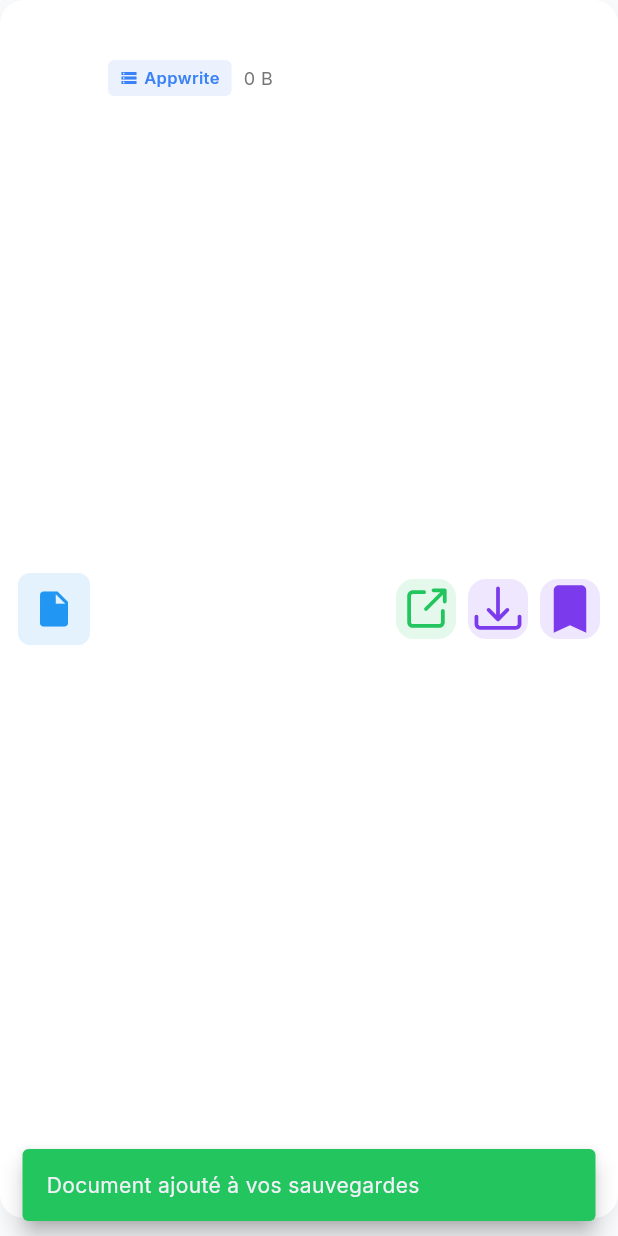
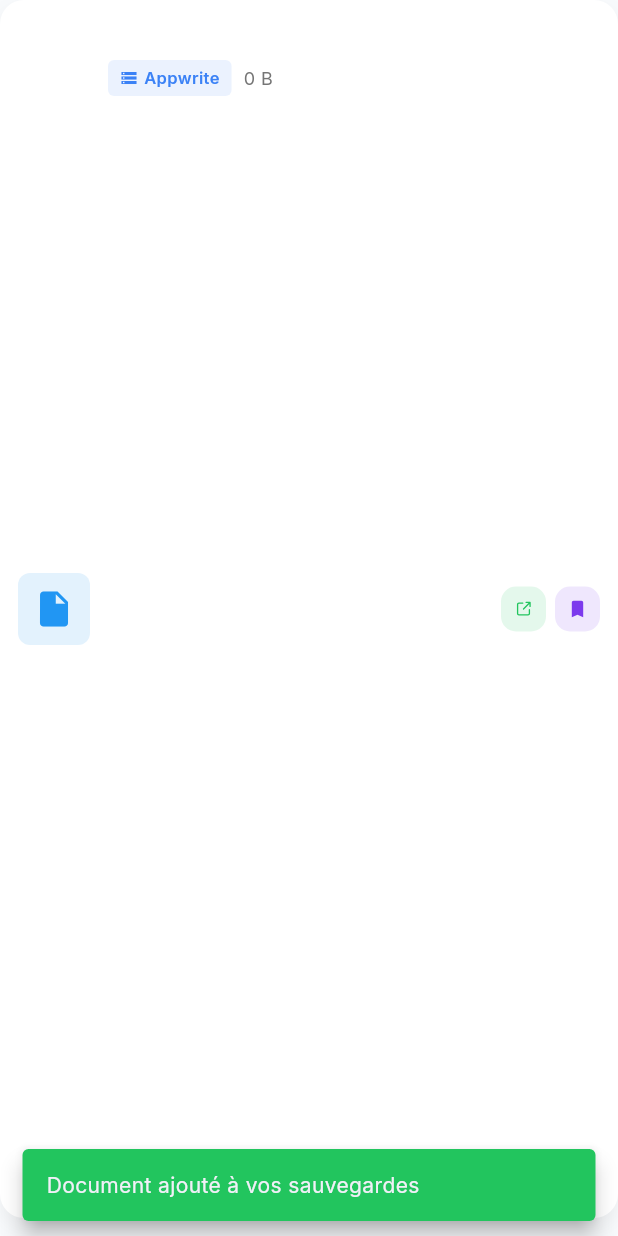
Before and after one commit to Rahim10020/docstore, a Flutter app: the UnifiedResourceListItem widget shown alone on an empty page, opened directly with empty values, after a tap on an icon or button, on a phone screen of 412 x 824 dp. Run offline on Flutter 3.47's test engine with Material 3 defaults, Android fonts, the phone set to English and light mode, and no system bars; our stand-ins replace appwrite, flutter_riverpod, flutter_svg, google_fonts, logger, share_plus and 2 more; missing offline and left inert: flutter_cached_pdfview; accounts and stored records are empty; network calls fail.

Commit message:
suppression de telechargement dans les card

```diff
--- a/lib/ui/widgets/unified_resource_list_item.dart
+++ b/lib/ui/widgets/unified_resource_list_item.dart
@@ -1,7 +1,6 @@
 import 'package:flutter/material.dart';
 import 'package:flutter_riverpod/flutter_riverpod.dart';
 import 'package:flutter_svg/flutter_svg.dart';
-import 'package:url_launcher/url_launcher.dart';
 import '../../services/unified_resource_service.dart';
 import '../../core/theme.dart';
 import '../../providers/saved_resources_provider.dart';
@@ -76,23 +75,13 @@ class UnifiedResourceListItem extends ConsumerWidget {
               _ActionChip(
                 iconWidget: SvgPicture.asset(
                   'assets/icons/view.svg',
-                  width: 20,
-                  height: 20,
+                  width: 14,
+                  height: 14,
                 ),
                 color: AppTheme.successColor,
                 onTap: () => _handleView(context),
               ),
-              const SizedBox(width: 8),
-              _ActionChip(
-                iconWidget: SvgPicture.asset(
-                  'assets/icons/download.svg',
-                  width: 20,
-                  height: 20,
-                ),
-                color: AppTheme.primaryPurple,
-                onTap: () => _handleDownload(context),
-              ),
-              const SizedBox(width: 8),
+              const SizedBox(width: 6),
               _SaveActionChip(
                 resourceId: resource.id,
                 isSaved: ref
@@ -200,24 +189,6 @@ class UnifiedResourceListItem extends ConsumerWidget {
     }
   }
 
-  /// Gère le téléchargement du fichier
-  Future<void> _handleDownload(BuildContext context) async {
-    try {
-      final uri = Uri.parse(resource.downloadUrl);
-      if (await canLaunchUrl(uri)) {
-        await launchUrl(uri, mode: LaunchMode.externalApplication);
-      } else {
-        if (context.mounted) {
-          _showErrorSnackBar(context, 'Impossible de télécharger le fichier');
-        }
-      }
-    } catch (e) {
-      if (context.mounted) {
-        _showErrorSnackBar(context, 'Erreur lors du téléchargement');
-      }
-    }
-  }
-
   /// Affiche un message d'erreur
   void _showErrorSnackBar(BuildContext context, String message) {
     ScaffoldMessenger.of(context).showSnackBar(
@@ -263,15 +234,17 @@ class _ActionChip extends StatelessWidget {
     return GestureDetector(
       onTap: onTap,
       child: Container(
-        width: 40,
-        height: 40,
+        width: 30,
+        height: 30,
         decoration: BoxDecoration(
           color: color.withValues(alpha: 0.12),
-          borderRadius: BorderRadius.circular(12),
+          borderRadius: BorderRadius.circular(10),
         ),
+        child: Center(
           child: ColorFiltered(
             colorFilter: ColorFilter.mode(color, BlendMode.srcIn),
             child: iconWidget,
+          ),
         ),
       ),
     );
@@ -294,24 +267,26 @@ class _SaveActionChip extends StatelessWidget {
     return GestureDetector(
       onTap: onToggle,
       child: Container(
-        width: 40,
-        height: 40,
+        width: 30,
+        height: 30,
         decoration: BoxDecoration(
           color: isSaved
               ? AppTheme.primaryPurple.withValues(alpha: 0.12)
               : Colors.grey.shade100,
-          borderRadius: BorderRadius.circular(12),
+          borderRadius: BorderRadius.circular(10),
         ),
+        child: Center(
           child: SvgPicture.asset(
             isSaved ? 'assets/icons/saved-fill.svg' : 'assets/icons/saved.svg',
-          width: 20,
-          height: 20,
+            width: 14,
+            height: 14,
             colorFilter: ColorFilter.mode(
               isSaved ? AppTheme.primaryPurple : Colors.grey.shade600,
               BlendMode.srcIn,
             ),
           ),
         ),
+      ),
     );
   }
 }
```
Also changed, not shown: faire.txt (+2 -10 lines). Lines whose indentation alone changed are shown as unchanged.
